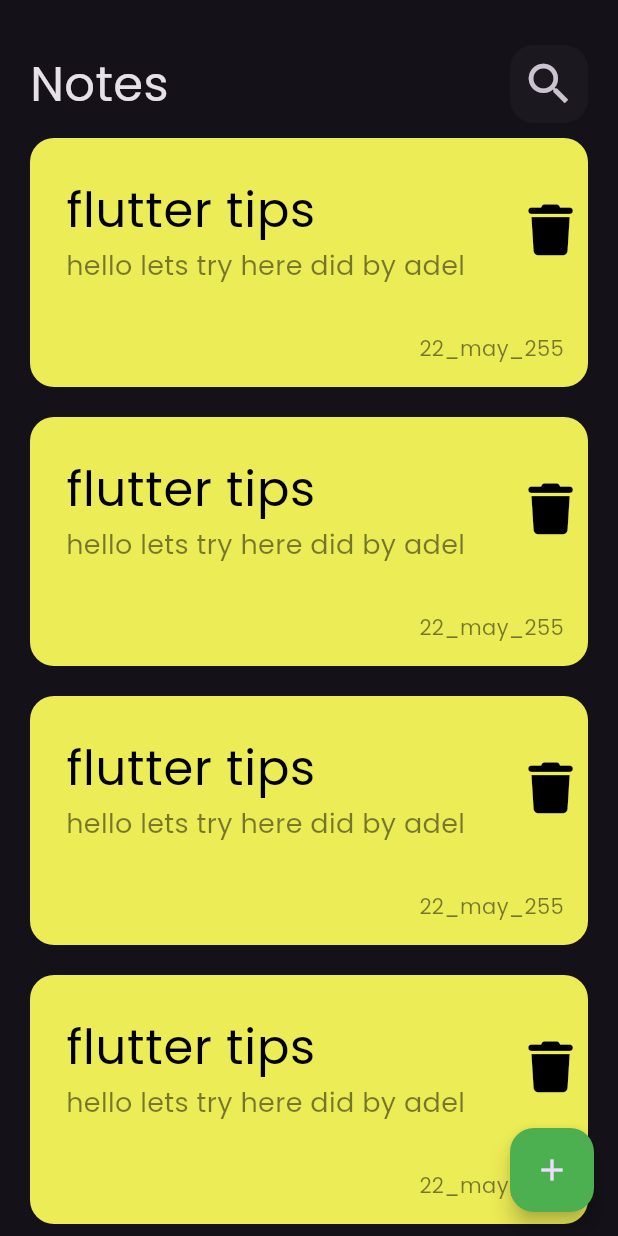
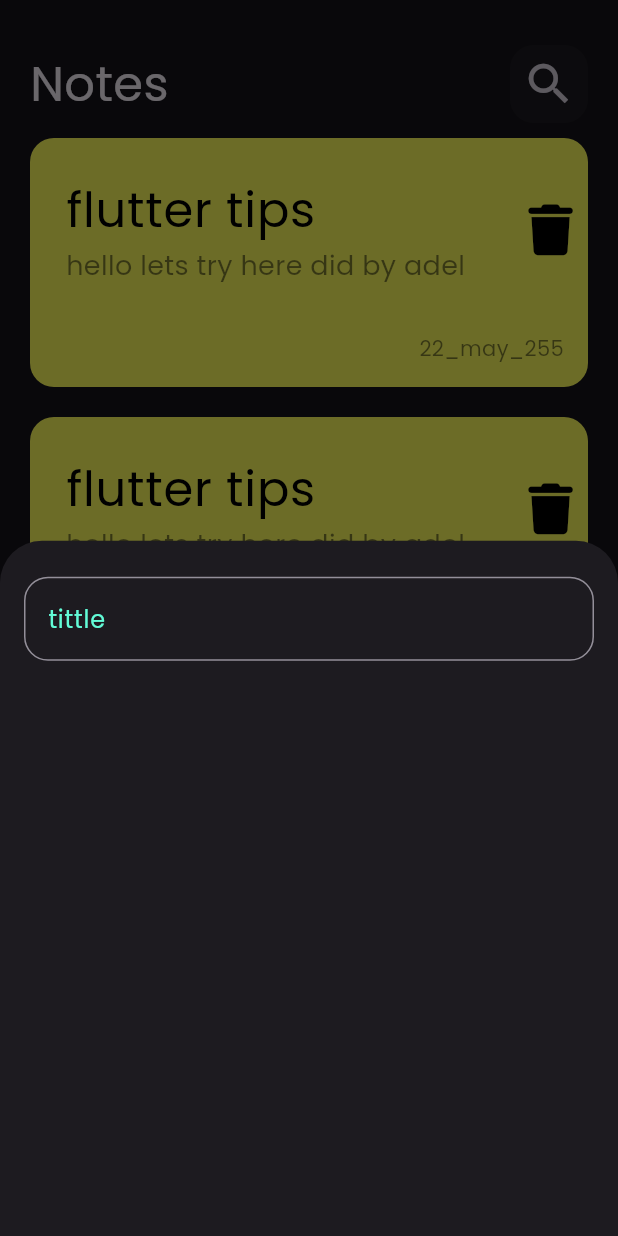
Before and after one commit to AdelIbrahim27/NotesAPP, a Flutter app: the screen it shows after launch, after a tap on the "add" icon, on a phone screen of 412 x 824 dp. Run offline on Flutter 3.47's test engine with Material 3 defaults, Android fonts, the phone set to English and light mode, and no system bars; our stand-ins replace font_awesome_flutter.

Commit message:
textfield

```diff
--- /dev/null
+++ b/lib/contasts.dart
@@ -0,0 +1,3 @@
+import 'package:flutter/material.dart';
+
+ const kPrimaryColor = Color(0xff62FCD7);
--- a/lib/views/notes_views.dart
+++ b/lib/views/notes_views.dart
@@ -1,4 +1,5 @@
 import 'package:flutter/material.dart';
+import 'package:noteapp/widgets/adding_note.dart';
 import 'package:noteapp/widgets/notes_view_body.dart';
 
 class NoteView extends StatelessWidget {
@@ -8,7 +9,9 @@ class NoteView extends StatelessWidget {
   Widget build(BuildContext context) {
     return  Scaffold(
       floatingActionButton: FloatingActionButton(onPressed: () {
-
+        showModalBottomSheet(context: context, builder: (context){
+        return AddingNote();
+        });
       },backgroundColor:Colors.green,
       child:  const Icon(Icons.add) ),
       body: const NotesViewBody(),
--- /dev/null
+++ b/lib/widgets/adding_note.dart
@@ -0,0 +1,22 @@
+import 'package:flutter/material.dart';
+import 'package:flutter/rendering.dart';
+import 'package:flutter/widgets.dart';
+import 'package:noteapp/contasts.dart';
+import 'package:noteapp/widgets/custom_textfield.dart';
+
+class AddingNote extends StatelessWidget {
+  const AddingNote({super.key});
+
+  @override
+  Widget build(BuildContext context) {
+    return Padding(
+      padding: const EdgeInsets.symmetric(horizontal: 16),
+      child: Column(
+        children: [
+          SizedBox(height: 24),
+          CustomTextField()
+        ],
+      ),
+    );
+  }
+}
--- /dev/null
+++ b/lib/widgets/custom_textfield.dart
@@ -0,0 +1,25 @@
+
+import 'package:flutter/material.dart';
+import 'package:noteapp/contasts.dart';
+
+class CustomTextField extends StatelessWidget {
+  const CustomTextField({super.key});
+
+  @override
+  Widget build(BuildContext context) {
+    return   TextField(
+      cursorColor:  kPrimaryColor,
+      decoration: InputDecoration(
+        hintText: 'tittle',
+hintStyle: const TextStyle(color: kPrimaryColor),
+        focusedBorder: OutlineInputBorder(
+          borderRadius:BorderRadius.circular(16) ,
+          borderSide:const BorderSide(color: kPrimaryColor)
+        ),
+        border: OutlineInputBorder(
+          borderRadius:BorderRadius.circular(16)
+        )
+      ),
+    );
+  }
+}
```
